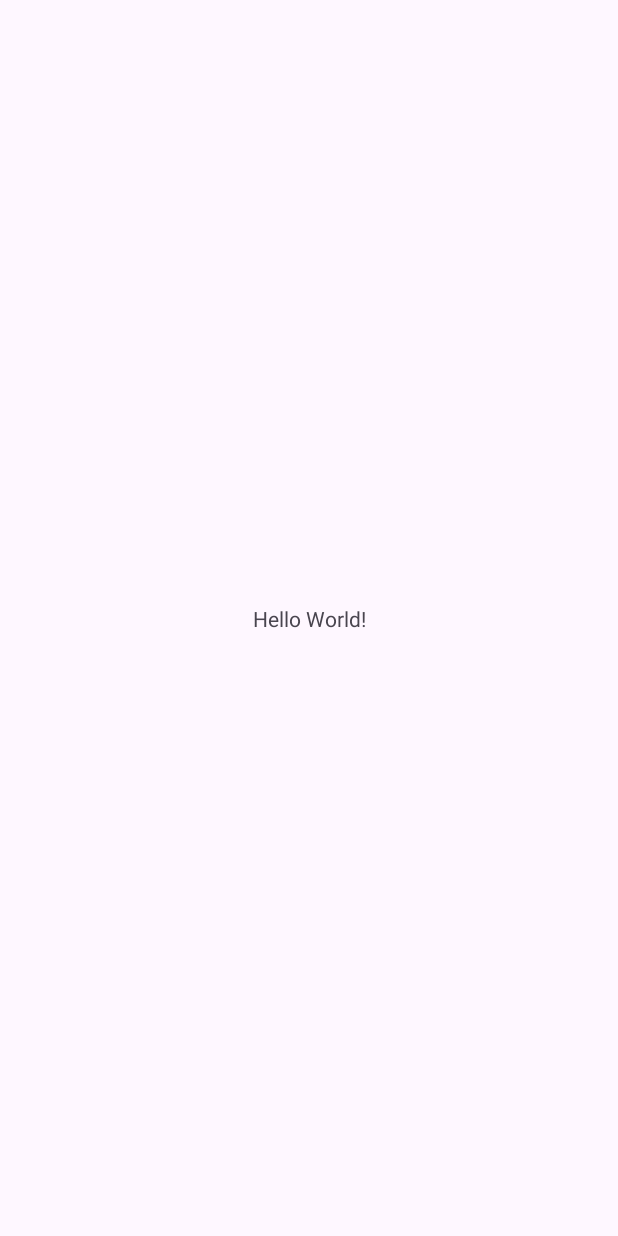
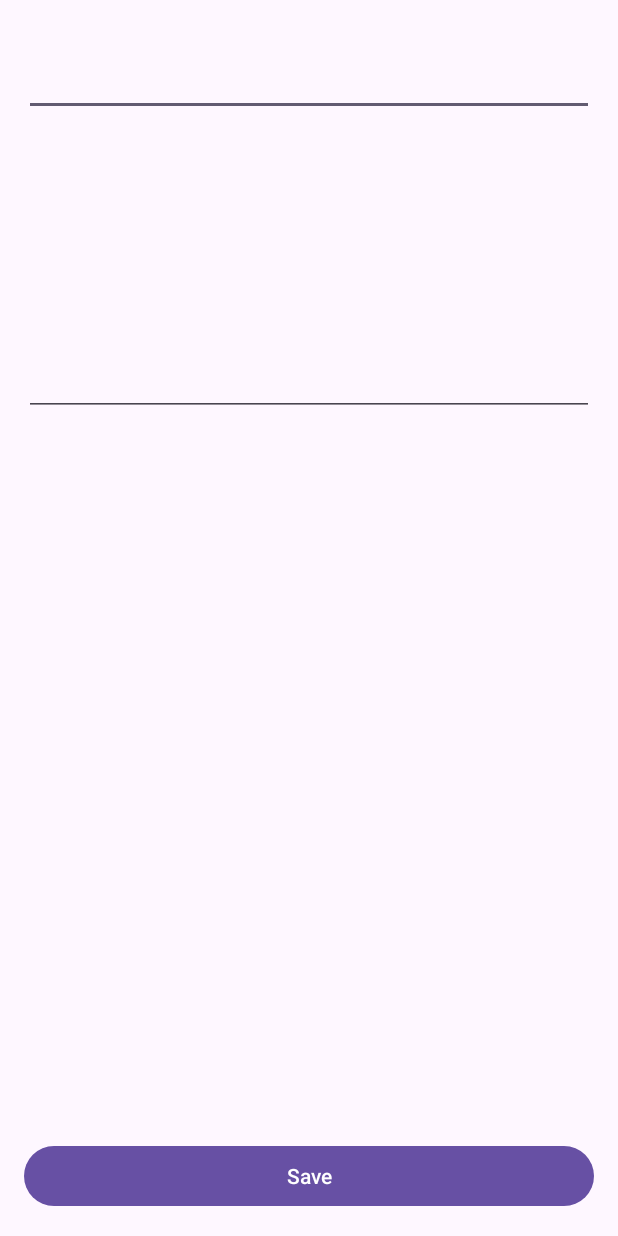
Before and after one commit to VladaZh/Notes, an Android app: the screen it shows after launch (MainActivity), on a phone screen of 412 x 824 dp. Before the commit the screen is almost empty. Run offline under Robolectric (Android 15) with nearby library versions, the phone set to English and light mode, and no system bars.

```diff
--- a/app/src/main/java/com/example/notes/MainActivity.kt
+++ b/app/src/main/java/com/example/notes/MainActivity.kt
@@ -1,20 +1,55 @@
 package com.example.notes
 
+import android.annotation.SuppressLint
 import android.os.Bundle
+import android.view.View
+import android.widget.EditText
+import android.widget.TextView
 import androidx.activity.enableEdgeToEdge
 import androidx.appcompat.app.AppCompatActivity
 import androidx.core.view.ViewCompat
 import androidx.core.view.WindowInsetsCompat
+import com.example.notes.db.MyDbManager
 
 class MainActivity : AppCompatActivity() {
+    val myDbManager = MyDbManager(context = this)
+    lateinit var edTitle: EditText
+    lateinit var edContent: EditText
+    lateinit var tvTest: TextView
+//    val edTitle = findViewById<EditText>(edTitle)
+//    val edContent = findViewById(R.id.edContent)
+//    val tvTest = findViewById(R.id.tvTest)
+    override fun onResume() {
+        super.onResume()
+        myDbManager.openDb()
+        val dataList = myDbManager.readDbData()
+        for (item in dataList){
+            tvTest.append(item)
+            tvTest.append("\n")
+        }
+    }
     override fun onCreate(savedInstanceState: Bundle?) {
         super.onCreate(savedInstanceState)
         enableEdgeToEdge()
         setContentView(R.layout.activity_main)
-        ViewCompat.setOnApplyWindowInsetsListener(findViewById(R.id.main)) { v, insets ->
-            val systemBars = insets.getInsets(WindowInsetsCompat.Type.systemBars())
-            v.setPadding(systemBars.left, systemBars.top, systemBars.right, systemBars.bottom)
-            insets
+        edTitle = findViewById(R.id.edTitle)
+        edContent = findViewById(R.id.edContent)
+        tvTest = findViewById(R.id.tvTest)
+
+    }
+
+    fun onClickSave(view: View) {
+        tvTest.text = ""
+        myDbManager.insertToDb(edTitle.text.toString(), edContent.text.toString())
+        val dataList = myDbManager.readDbData()
+        for (item in dataList){
+            tvTest.append(item)
+            tvTest.append("\n")
         }
     }
+
+    override fun onDestroy() {
+        super.onDestroy()
+        myDbManager.closeDb()
+    }
 }
--- /dev/null
+++ b/app/src/main/java/com/example/notes/db/MyDbHelper.kt
@@ -0,0 +1,20 @@
+package com.example.notes.db
+
+import android.content.Context
+import android.database.sqlite.SQLiteDatabase
+import android.database.sqlite.SQLiteOpenHelper
+
+class MyDbHelper(context: Context) : SQLiteOpenHelper(context, MyDbNameClass.DATABASE_NAME,
+    null, MyDbNameClass.DATABASE_VERSION){ // создание дб
+    override fun onCreate(db: SQLiteDatabase?) {
+
+        db?.execSQL(MyDbNameClass.CREATE_TABLE)
+    }
+
+    override fun onUpgrade(db: SQLiteDatabase?, p1: Int, p2: Int) {
+
+        db?.execSQL(MyDbNameClass.SQL_DELETE_TABLE)
+        onCreate(db)
+    }
+
+}
--- /dev/null
+++ b/app/src/main/java/com/example/notes/db/MyDbManager.kt
@@ -0,0 +1,42 @@
+package com.example.notes.db
+
+import android.annotation.SuppressLint
+import android.content.ContentValues
+import android.content.Context
+import android.database.sqlite.SQLiteDatabase
+
+class MyDbManager(context: Context) {
+    val myDbHelper = MyDbHelper(context)
+    var db: SQLiteDatabase? = null
+
+    fun openDb(){
+        db = myDbHelper.writableDatabase // открытие дб
+    }
+
+    fun insertToDb(title: String, content: String){ // записать в дб
+        val values = ContentValues().apply {
+            put(MyDbNameClass.COUMN_NAME_TITLE, title)
+            put(MyDbNameClass.COLUMN_NAME_CONTENT,content)
+        }
+        db?.insert(MyDbNameClass.TABLE_NAME, null, values)
+    }
+
+    fun readDbData(): ArrayList<String>{ // считывание с дб
+        val dataList = ArrayList<String>()
+        val cursor = db?.query(MyDbNameClass.TABLE_NAME, null, null, null,
+            null, null, null)
+
+        with(cursor){
+            while(cursor?.moveToNext()!!){
+                val dataText = cursor.getString(cursor.getColumnIndexOrThrow(MyDbNameClass.COUMN_NAME_TITLE))
+                dataList.add(dataText.toString())
+            }
+        }
+        cursor?.close()
+
+        return dataList
+    }
+    fun closeDb(){
+        myDbHelper.close()
+    }
+}
--- a/app/src/main/res/layout/activity_main.xml
+++ b/app/src/main/res/layout/activity_main.xml
@@ -7,13 +7,50 @@
     android:layout_width="match_parent"
     android:layout_height="match_parent"
     tools:context=".MainActivity">
+
     <TextView
-      android:layout_width="wrap_content"
-      android:layout_height="wrap_content"
-      android:text="Hello World!"
-      app:layout_constraintBottom_toBottomOf="parent"
-      app:layout_constraintStart_toStartOf="parent"
-      app:layout_constraintEnd_toEndOf="parent"
-      app:layout_constraintTop_toTopOf="parent" />
+        android:id="@+id/tvTest"
+        android:layout_width="0dp"
+        android:layout_height="0dp"
+        android:layout_marginBottom="8dp"
+        app:layout_constraintBottom_toTopOf="@+id/button"
+        app:layout_constraintEnd_toEndOf="@+id/edContent"
+        app:layout_constraintStart_toStartOf="@+id/edContent"
+        app:layout_constraintTop_toBottomOf="@+id/edContent" />
 
-  </androidx.constraintlayout.widget.ConstraintLayout>
+    <EditText
+        android:id="@+id/edTitle"
+        android:layout_width="0dp"
+        android:layout_height="wrap_content"
+        android:layout_marginStart="16dp"
+        android:layout_marginTop="32dp"
+        android:layout_marginEnd="16dp"
+        android:ems="10"
+        android:inputType="text"
+        app:layout_constraintEnd_toEndOf="parent"
+        app:layout_constraintStart_toStartOf="parent"
+        app:layout_constraintTop_toTopOf="parent" />
+
+    <EditText
+        android:id="@+id/edContent"
+        android:layout_width="0dp"
+        android:layout_height="200dp"
+        android:ems="10"
+        android:gravity="top"
+        android:inputType="textMultiLine"
+        app:layout_constraintEnd_toEndOf="@id/edTitle"
+        app:layout_constraintStart_toStartOf="@+id/edTitle"
+        app:layout_constraintTop_toBottomOf="@id/edTitle" />
+
+    <Button
+        android:id="@+id/button"
+        android:layout_width="0dp"
+        android:layout_height="wrap_content"
+        android:layout_marginBottom="16dp"
+        android:onClick="onClickSave"
+        android:text="Save"
+        app:layout_constraintBottom_toBottomOf="parent"
+        app:layout_constraintEnd_toEndOf="@+id/edContent"
+        app:layout_constraintStart_toStartOf="@+id/edContent" />
+
+</androidx.constraintlayout.widget.ConstraintLayout>
```
Also changed, not shown: app/src/main/java/com/example/notes/db/MyDbNameClass.kt (added, +17 -0 lines).
